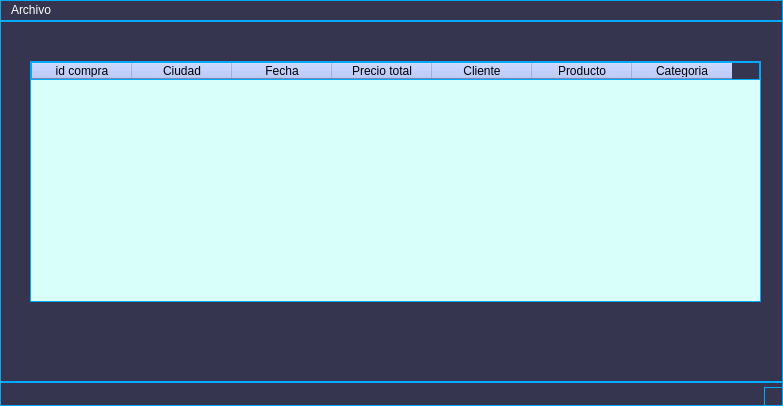
The window that views/compras.ui (joanmera/Gameverse_Interface) describes before a commit, drawn with Qt 5.
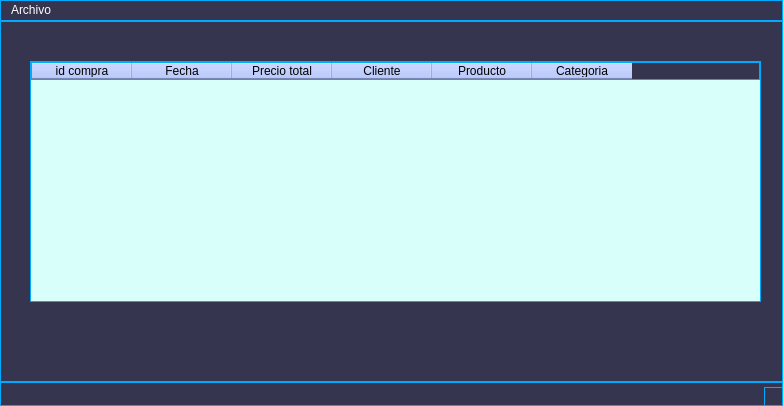
The same window after the commit.

Commit message: metodos para el q combobox, query para crear la compra

What changed in the file:
```diff
--- a/views/compras.ui
+++ b/views/compras.ui
@@ -54,11 +54,6 @@
       <string>id compra</string>
      </property>
     </column>
-    <column>
-     <property name="text">
-      <string>Ciudad</string>
-     </property>
-    </column>
     <column>
      <property name="text">
       <string>Fecha</string>
```
Left out of the diff: 2 changed lines with no effect on the pictures. The commit also changes 5 other files.
